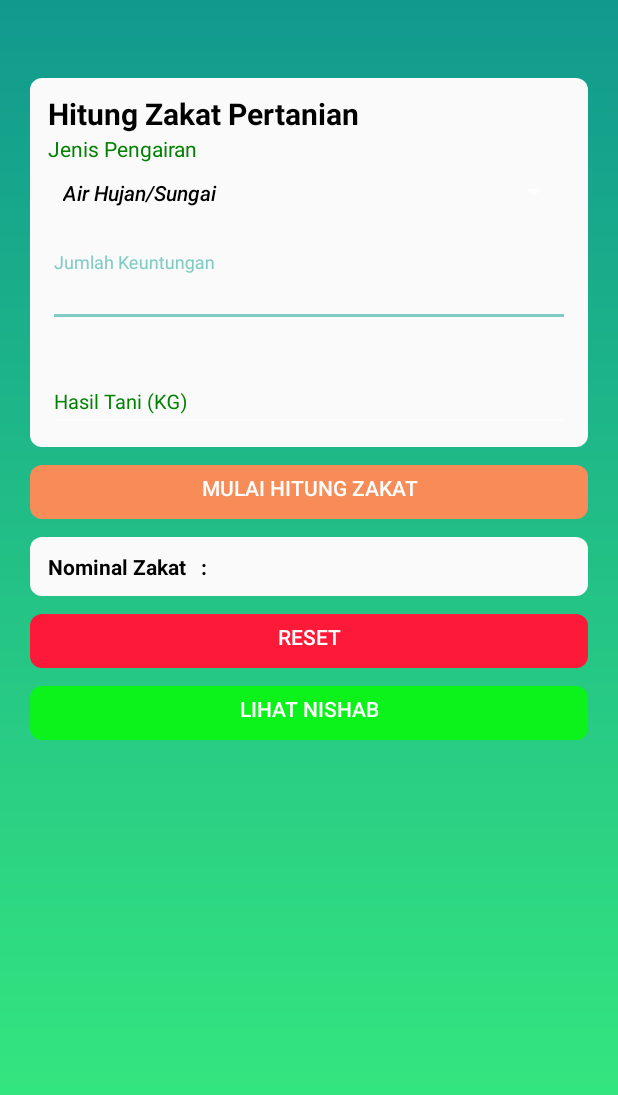
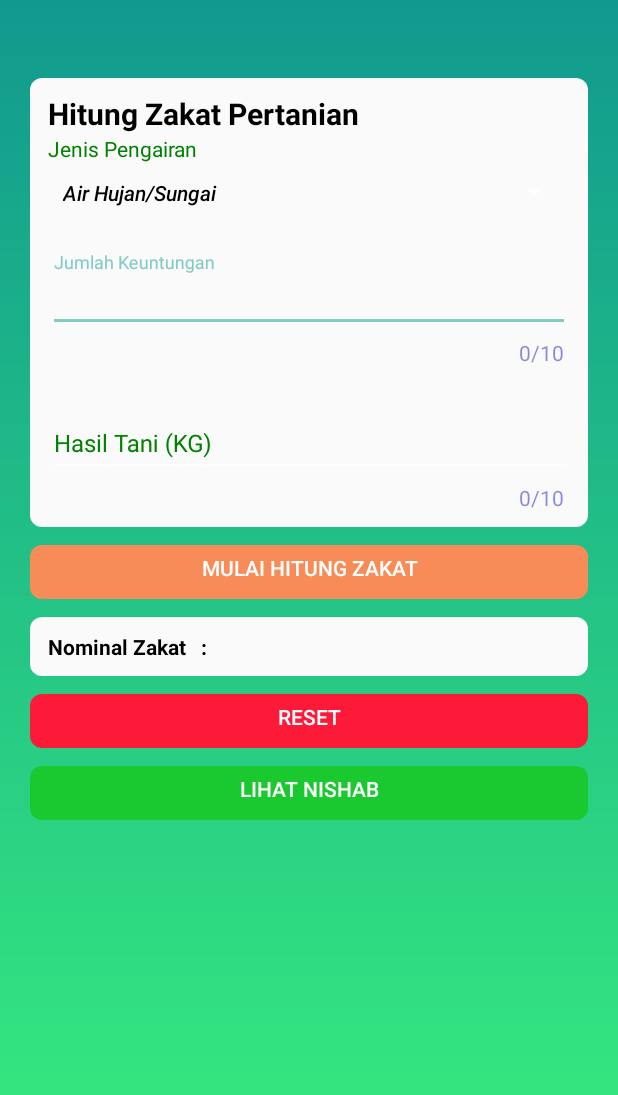
Before and after one commit to muhyiddin878/ZaKuy, an Android app: the ZakatPertanian screen opened directly, with no data from a screen before it, on a phone screen of 412 x 824 dp. Shown: the top 1095 px of the screen. Run offline under Robolectric (Android 15) with nearby library versions, the phone set to English and light mode, and no system bars.

Commit message:
Tambah limit editText

```diff
--- a/app/src/main/java/com/example/muhyiddin/zakuy/ZakatBarangTemuan.java
+++ b/app/src/main/java/com/example/muhyiddin/zakuy/ZakatBarangTemuan.java
@@ -86,7 +86,7 @@ public class ZakatBarangTemuan extends AppCompatActivity {
                 AlertDialog.Builder dialog = new AlertDialog.Builder(ZakatBarangTemuan.this);
                 dialog.setCancelable(true);
                 dialog.setIcon(R.drawable.logo_icon);
-                dialog.setMessage("Zakat Yang Dikeluarkan Adalah 20% dari Total harga Jual Barang Temuan");
+                dialog.setMessage("Tidak Ada Minimal, Karena Merupakan Barang Temuan");
                 dialog.setTitle("Nishab: ");
                 dialog.setNegativeButton("TUTUP ", new DialogInterface.OnClickListener() {
                     @Override
--- /dev/null
+++ b/app/src/main/res/drawable/rounded_button_5.xml
@@ -0,0 +1,17 @@
+<?xml version="1.0" encoding="utf-8"?>
+<inset android:insetLeft="4dp"
+    android:insetTop="6dp"
+    android:insetRight="4dp"
+    android:insetBottom="6dp"
+    xmlns:android="http://schemas.android.com/apk/res/android">
+    <ripple android:color="?attr/colorControlHighlight">
+        <item>
+            <shape android:shape="rectangle"
+                android:tint="#1ac92f">
+                <corners android:radius="8dp" />
+                <stroke android:color="#1a237e" />
+                <padding android:bottom="6dp" />
+            </shape>
+        </item>
+    </ripple>
+</inset>
--- a/app/src/main/res/layout/activity_zakat_pertanian.xml
+++ b/app/src/main/res/layout/activity_zakat_pertanian.xml
@@ -60,7 +60,11 @@
             android:hint="Jumlah Keuntungan"
             android:textColorHint="@color/green"
             app:hintAnimationEnabled="true"
-            app:hintEnabled="true">
+            app:hintEnabled="true"
+            app:counterEnabled="true"
+            app:counterMaxLength="10"
+            app:counterTextAppearance="@style/counterText"
+            app:counterOverflowTextAppearance="@style/counterOverride">
 
 
             <android.support.design.widget.TextInputEditText
@@ -69,7 +73,9 @@
                 android:layout_height="wrap_content"
                 android:inputType="number"
                 android:textColor="@color/red"
-                android:textSize="13dp" />
+                android:textSize="16dp"
+                android:maxLength="10"
+                android:ems="10"/>
 
         </android.support.design.widget.TextInputLayout>
 
@@ -80,7 +86,11 @@
             android:hint="Hasil Tani (KG)"
             android:textColorHint="@color/green"
             app:hintAnimationEnabled="true"
-            app:hintEnabled="true">
+            app:hintEnabled="true"
+            app:counterEnabled="true"
+            app:counterMaxLength="10"
+            app:counterTextAppearance="@style/counterText"
+            app:counterOverflowTextAppearance="@style/counterOverride">
 
 
             <android.support.design.widget.TextInputEditText
@@ -89,7 +99,9 @@
                 android:layout_height="wrap_content"
                 android:inputType="number"
                 android:textColor="@color/red"
-                android:textSize="13dp" />
+                android:textSize="16dp"
+                android:maxLength="10"
+                android:ems="10"/>
 
         </android.support.design.widget.TextInputLayout>
 
@@ -105,12 +117,7 @@
         android:layout_height="wrap_content"
         android:background="@drawable/rounded_button2"
         android:text="Mulai Hitung Zakat" />
-    <ProgressBar
-        android:layout_width="wrap_content"
-        android:layout_height="wrap_content"
-        android:layout_gravity="center"
-        android:id="@+id/hasil"
-        android:visibility="gone"/>
+
 
 
 
@@ -172,7 +179,7 @@
         android:id="@+id/buttonnishab"
         android:layout_width="match_parent"
         android:layout_height="wrap_content"
-        android:background="@drawable/rounded_button_4"
+        android:background="@drawable/rounded_button_5"
         android:text="Lihat Nishab" />
 
 </LinearLayout>
--- a/app/src/main/res/values/styles.xml
+++ b/app/src/main/res/values/styles.xml
@@ -23,4 +23,16 @@
         <item name="colorControlHighlight">#673ab7</item>
     </style>
 
+    <style name="counterText">
+        <item name="android:textColor">#aa5353cc</item>
+    </style>
+
+    <style name="counterText2">
+        <item name="android:textColor">#aaed5d35</item>
+    </style>
+
+    <style name="counterOverride">
+        <item name="android:textColor">#ff0000</item>
+    </style>
+
 </resources>
```
Also changed, not shown: app/src/main/java/com/example/muhyiddin/zakuy/MainActivity.java (+23 -1 lines), app/src/main/res/layout/activity_zakat_barang_temuan.xml (+9 -8 lines), app/src/main/res/layout/activity_zakat_emas_perak.xml (+17 -10 lines), app/src/main/res/layout/activity_zakat_perdagangan.xml (+24 -12 lines), app/src/main/res/layout/activity_zakat_profesi.xml (+25 -12 lines), app/src/main/res/layout/activity_zakat_ternak.xml (+9 -8 lines).
